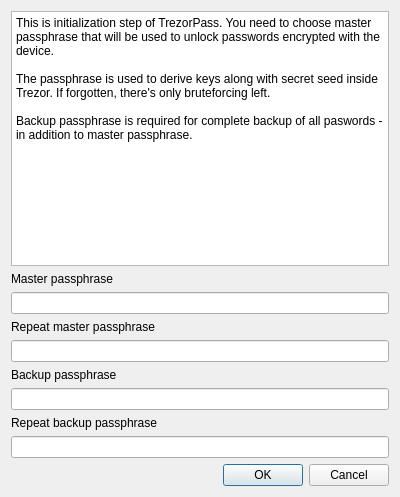
hiviah/TrezorPass, file initialize_dialog.ui: the form before one commit.
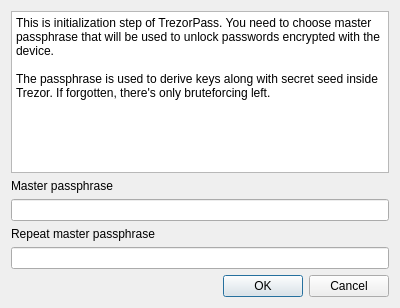
The form after the commit.

Commit message: Removed backup passphrase, backup will be done through master passphrase

The edit to the form file:
```diff
--- a/initialize_dialog.ui
+++ b/initialize_dialog.ui
@@ -7,7 +7,7 @@
     <x>0</x>
     <y>0</y>
     <width>400</width>
-    <height>497</height>
+    <height>308</height>
    </rect>
   </property>
   <property name="windowTitle">
@@ -23,9 +23,7 @@
 &lt;/style&gt;&lt;/head&gt;&lt;body style=&quot; font-family:'DejaVu Sans'; font-size:9pt; font-weight:400; font-style:normal;&quot;&gt;
 &lt;p style=&quot; margin-top:0px; margin-bottom:0px; margin-left:0px; margin-right:0px; -qt-block-indent:0; text-indent:0px;&quot;&gt;This is initialization step of TrezorPass. You need to choose master passphrase that will be used to unlock passwords encrypted with the device.&lt;/p&gt;
 &lt;p style=&quot;-qt-paragraph-type:empty; margin-top:0px; margin-bottom:0px; margin-left:0px; margin-right:0px; -qt-block-indent:0; text-indent:0px;&quot;&gt;&lt;/p&gt;
-&lt;p style=&quot; margin-top:0px; margin-bottom:0px; margin-left:0px; margin-right:0px; -qt-block-indent:0; text-indent:0px;&quot;&gt;The passphrase is used to derive keys along with secret seed inside Trezor. If forgotten, there's only bruteforcing left.&lt;/p&gt;
-&lt;p style=&quot;-qt-paragraph-type:empty; margin-top:0px; margin-bottom:0px; margin-left:0px; margin-right:0px; -qt-block-indent:0; text-indent:0px;&quot;&gt;&lt;/p&gt;
-&lt;p style=&quot; margin-top:0px; margin-bottom:0px; margin-left:0px; margin-right:0px; -qt-block-indent:0; text-indent:0px;&quot;&gt;Backup passphrase is required for complete backup of all paswords - in addition to master passphrase.&lt;/p&gt;&lt;/body&gt;&lt;/html&gt;</string>
+&lt;p style=&quot; margin-top:0px; margin-bottom:0px; margin-left:0px; margin-right:0px; -qt-block-indent:0; text-indent:0px;&quot;&gt;The passphrase is used to derive keys along with secret seed inside Trezor. If forgotten, there's only bruteforcing left.&lt;/p&gt;&lt;/body&gt;&lt;/html&gt;</string>
      </property>
     </widget>
    </item>
@@ -57,34 +55,6 @@
      </property>
     </widget>
    </item>
-   <item>
-    <widget class="QLabel" name="label_3">
-     <property name="text">
-      <string>Backup passphrase</string>
-     </property>
-    </widget>
-   </item>
-   <item>
-    <widget class="QLineEdit" name="backupEdit1">
-     <property name="echoMode">
-      <enum>QLineEdit::Password</enum>
-     </property>
-    </widget>
-   </item>
-   <item>
-    <widget class="QLabel" name="label_4">
-     <property name="text">
-      <string>Repeat backup passphrase</string>
-     </property>
-    </widget>
-   </item>
-   <item>
-    <widget class="QLineEdit" name="backupEdit2">
-     <property name="echoMode">
-      <enum>QLineEdit::Password</enum>
-     </property>
-    </widget>
-   </item>
    <item>
     <widget class="QDialogButtonBox" name="buttonBox">
      <property name="orientation">
```
Left out of the diff: 11 changed lines with no effect on the pictures. The commit also changes 2 other files.
